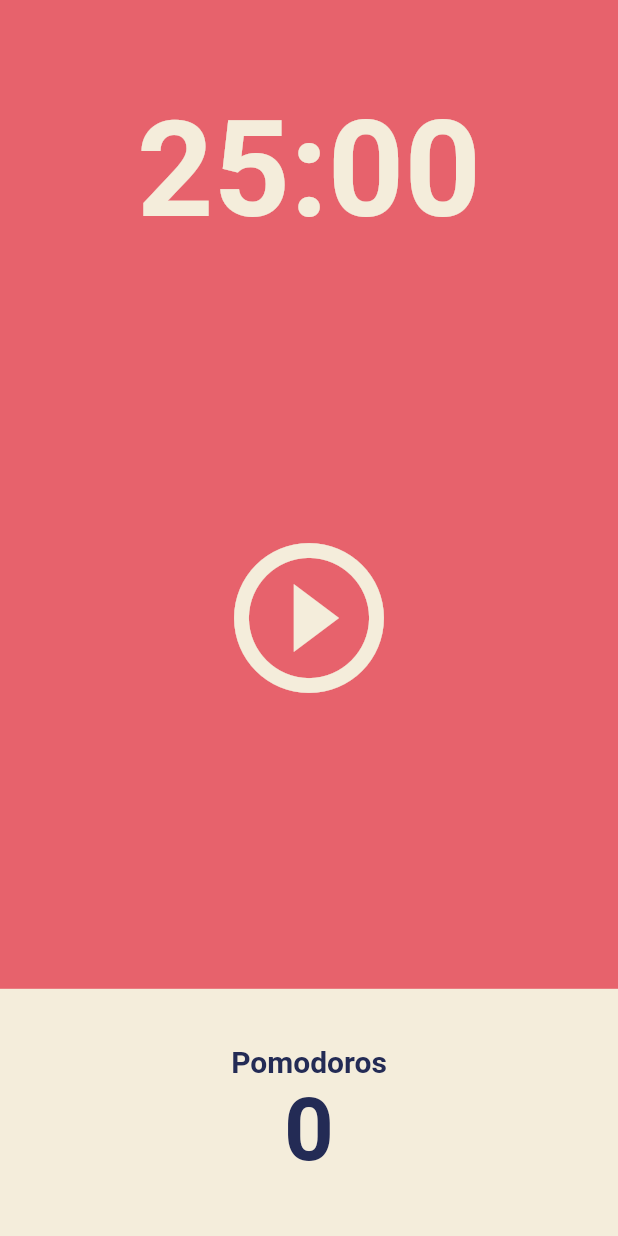
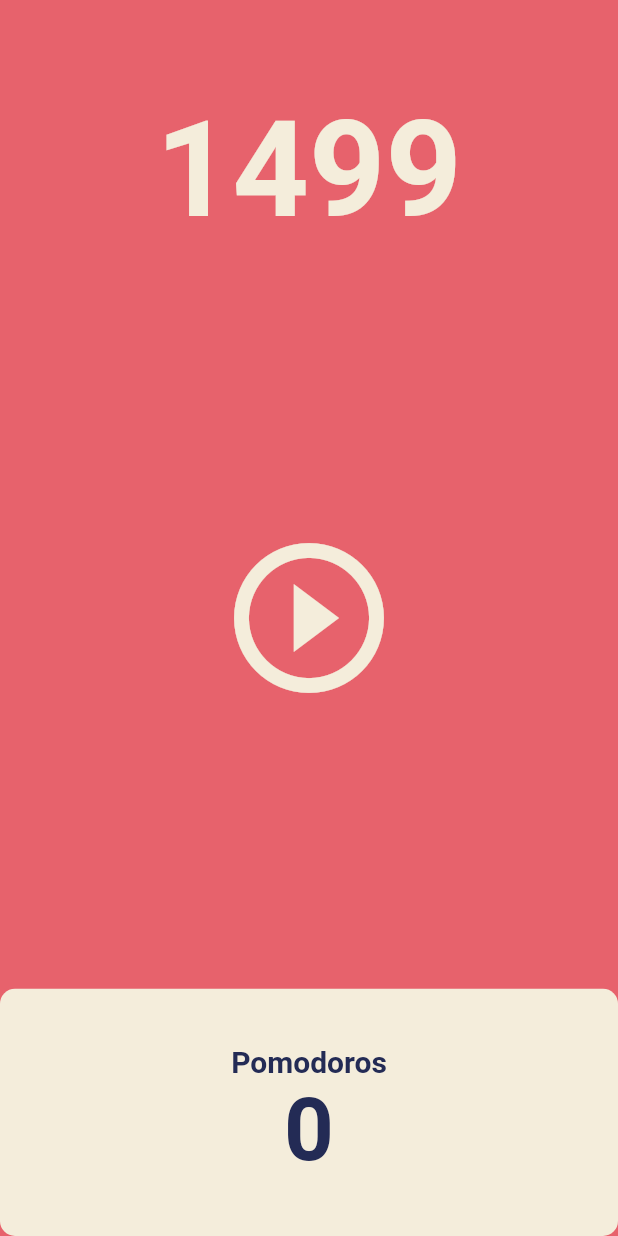
Before and after one commit to kimshinseung/Flutter-clone-pomodoro-app, a Flutter app: the screen it shows after launch, after a tap on the "play circle outline" icon, on a phone screen of 412 x 824 dp. Run offline on Flutter 3.47's test engine with Material 2 defaults, Android fonts, the phone set to English and light mode, and no system bars.

```diff
--- a/lib/screens/home_screen.dart
+++ b/lib/screens/home_screen.dart
@@ -1,3 +1,5 @@
+import 'dart:async';
+
 import 'package:flutter/cupertino.dart';
 import 'package:flutter/material.dart';
 
@@ -9,6 +11,23 @@ class HomeScreen extends StatefulWidget {
 }
 
 class _HomeScreenState extends State<HomeScreen> {
+
+  int totalSeconds = 1500;
+  late Timer timer;
+
+  void onTick(Timer timer){ //인자로 timer를 넣어줘야 함
+    setState(() {
+      totalSeconds -= 1;
+    });
+  }
+
+  void onStartPressed(){
+    timer = Timer.periodic(
+        Duration(seconds: 1) //매 1초마다 함수 실행
+        , onTick,); //()를 넣으면 함수를 실행하는것이므로 넣으면 안됨
+  }
+
+
   @override
   Widget build(BuildContext context) {
     return Scaffold(
@@ -20,7 +39,7 @@ class _HomeScreenState extends State<HomeScreen> {
             child: Container(
               //그래비티 정함.
               alignment: Alignment.bottomCenter,
-              child: Text('25:00',
+              child: Text('$totalSeconds',
               style: TextStyle(
                 color: Theme.of(context).cardColor,
                 fontSize: 89,
@@ -35,7 +54,7 @@ class _HomeScreenState extends State<HomeScreen> {
               child: IconButton(
                 iconSize: 120,
                 color: Theme.of(context).cardColor,
-                onPressed: () {},
+                onPressed: onStartPressed,
                 icon: Icon(Icons.play_circle_outline),
               ),
           ),
@@ -48,6 +67,7 @@ class _HomeScreenState extends State<HomeScreen> {
                   child: Container(
                     decoration: BoxDecoration(
                       color: Theme.of(context).cardColor,
+                      borderRadius: BorderRadius.circular(10),
                     ),
                     child: Column(
                       mainAxisAlignment: MainAxisAlignment.center,
```
Also changed, not shown: 1 other file.
